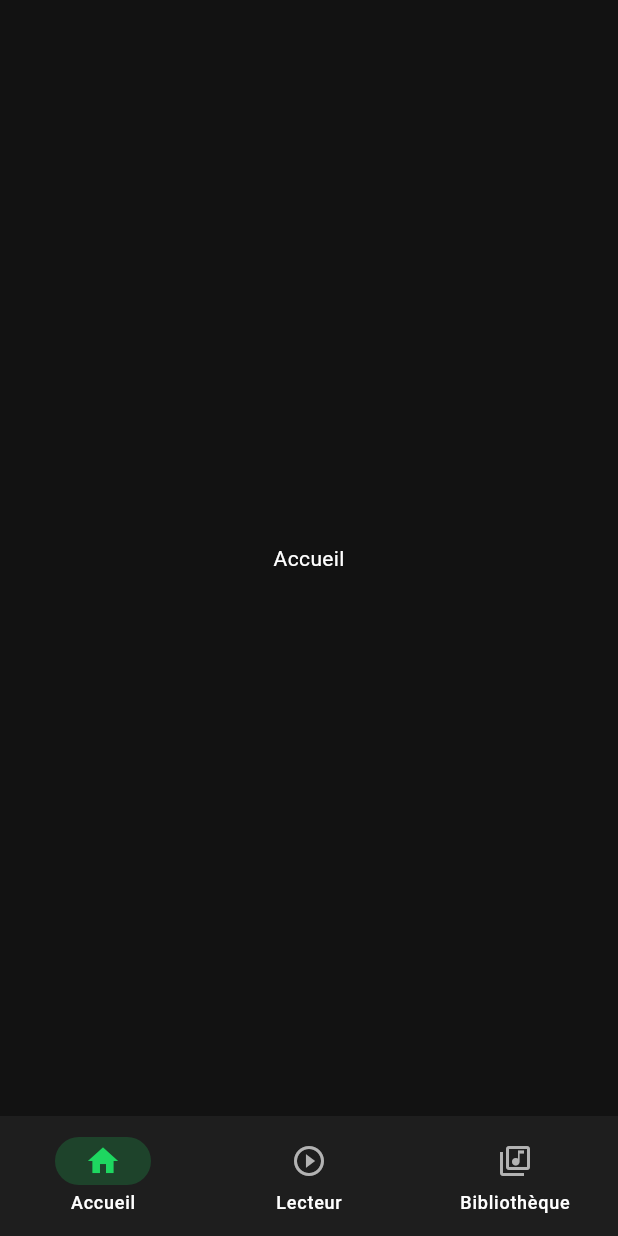
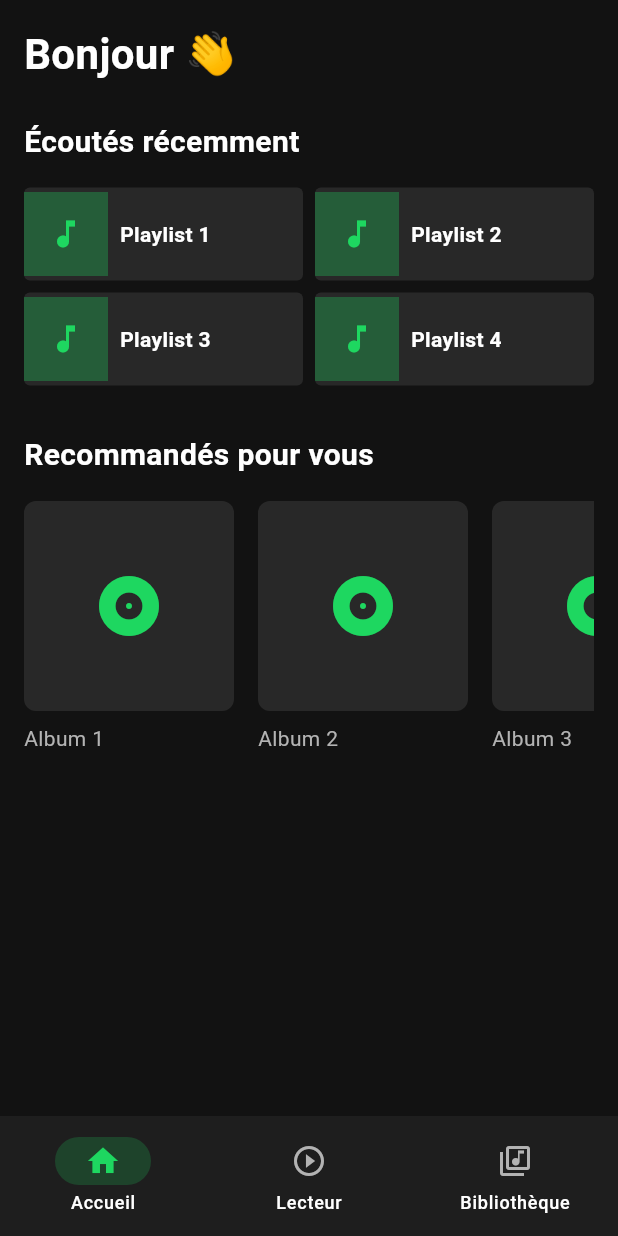
Before and after one commit to comparetvictor/spotifly, a Flutter app: the screen it shows after launch, on a phone screen of 412 x 824 dp. Run offline on Flutter 3.47's test engine with Material 3 defaults, Android fonts, the phone set to English and light mode, and no system bars.

Commit message:
feat: page d'accueil avec sections récents et recommandations

```diff
--- a/lib/features/home/home_page.dart
+++ b/lib/features/home/home_page.dart
@@ -6,9 +6,138 @@ class HomePage extends StatelessWidget {
 
   @override
   Widget build(BuildContext context) {
-    return const Scaffold(
-      body: Center(
-        child: Text('Accueil', style: TextStyle(color: AppColors.textPrimary)),
+    return Scaffold(
+      backgroundColor: AppColors.background,
+      body: SafeArea(
+        child: SingleChildScrollView(
+          padding: const EdgeInsets.all(16),
+          child: Column(
+            crossAxisAlignment: CrossAxisAlignment.start,
+            children: [
+              // Header
+              const Text(
+                'Bonjour 👋',
+                style: TextStyle(
+                  color: AppColors.textPrimary,
+                  fontSize: 28,
+                  fontWeight: FontWeight.bold,
+                ),
+              ),
+              const SizedBox(height: 24),
+
+              // Section récents
+              const Text(
+                'Écoutés récemment',
+                style: TextStyle(
+                  color: AppColors.textPrimary,
+                  fontSize: 20,
+                  fontWeight: FontWeight.bold,
+                ),
+              ),
+              const SizedBox(height: 16),
+              _buildRecentGrid(),
+
+              const SizedBox(height: 32),
+
+              // Section suggestions
+              const Text(
+                'Recommandés pour vous',
+                style: TextStyle(
+                  color: AppColors.textPrimary,
+                  fontSize: 20,
+                  fontWeight: FontWeight.bold,
+                ),
+              ),
+              const SizedBox(height: 16),
+              _buildSuggestionList(),
+            ],
+          ),
+        ),
+      ),
+    );
+  }
+
+  Widget _buildRecentGrid() {
+    final items = [
+      'Playlist 1',
+      'Playlist 2',
+      'Playlist 3',
+      'Playlist 4',
+    ];
+
+    return GridView.builder(
+      shrinkWrap: true,
+      physics: const NeverScrollableScrollPhysics(),
+      gridDelegate: const SliverGridDelegateWithFixedCrossAxisCount(
+        crossAxisCount: 2,
+        crossAxisSpacing: 8,
+        mainAxisSpacing: 8,
+        childAspectRatio: 3,
+      ),
+      itemCount: items.length,
+      itemBuilder: (context, index) {
+        return Container(
+          decoration: BoxDecoration(
+            color: AppColors.card,
+            borderRadius: BorderRadius.circular(4),
+          ),
+          child: Row(
+            children: [
+              Container(
+                width: 56,
+                height: 56,
+                color: AppColors.primary.withOpacity(0.3),
+                child: const Icon(Icons.music_note, color: AppColors.primary),
+              ),
+              const SizedBox(width: 8),
+              Text(
+                items[index],
+                style: const TextStyle(
+                  color: AppColors.textPrimary,
+                  fontWeight: FontWeight.bold,
+                ),
+              ),
+            ],
+          ),
+        );
+      },
+    );
+  }
+
+  Widget _buildSuggestionList() {
+    final items = [
+      'Album 1',
+      'Album 2',
+      'Album 3',
+    ];
+
+    return SizedBox(
+      height: 180,
+      child: ListView.separated(
+        scrollDirection: Axis.horizontal,
+        itemCount: items.length,
+        separatorBuilder: (_, __) => const SizedBox(width: 16),
+        itemBuilder: (context, index) {
+          return Column(
+            crossAxisAlignment: CrossAxisAlignment.start,
+            children: [
+              Container(
+                width: 140,
+                height: 140,
+                decoration: BoxDecoration(
+                  color: AppColors.card,
+                  borderRadius: BorderRadius.circular(8),
+                ),
+                child: const Icon(Icons.album, color: AppColors.primary, size: 48),
+              ),
+              const SizedBox(height: 8),
+              Text(
+                items[index],
+                style: const TextStyle(color: AppColors.textSecondary),
+              ),
+            ],
+          );
+        },
       ),
     );
   }
```
